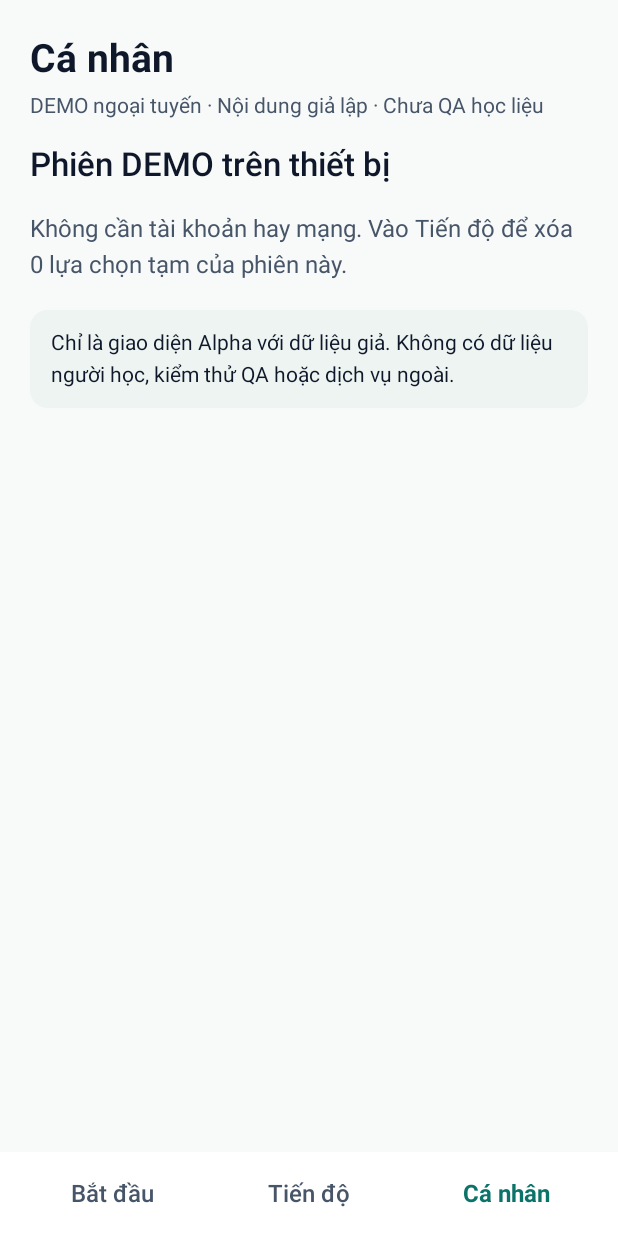
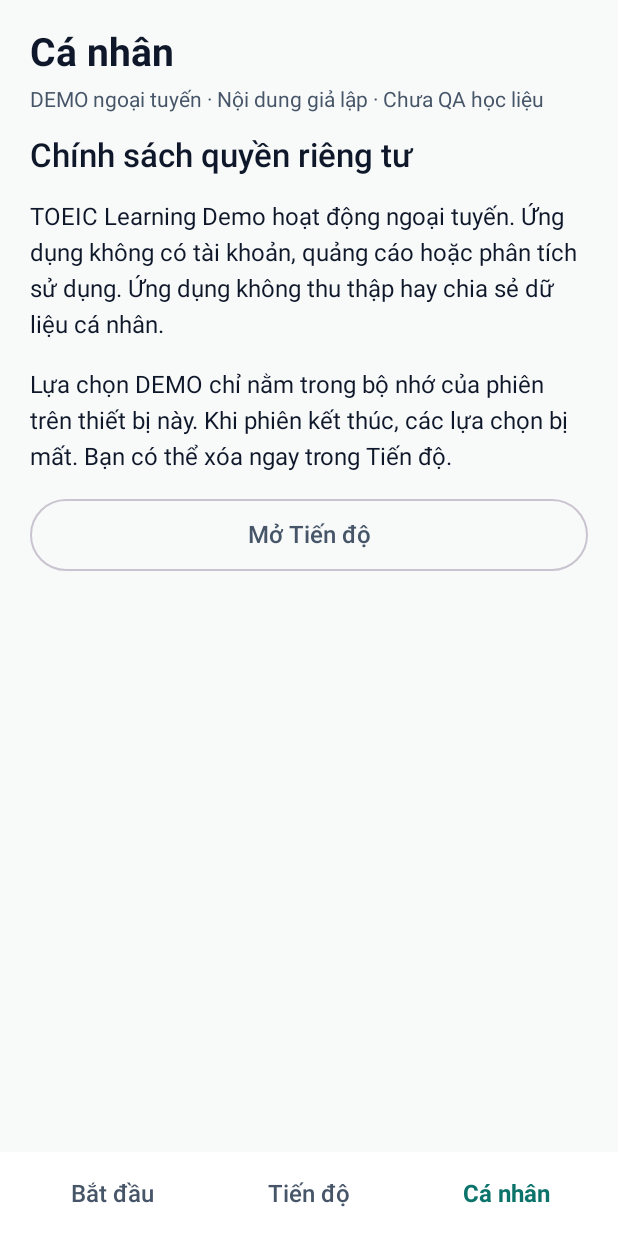
Before and after one commit to hieupham03/TOEIC-Learning-App, an Android app built with Jetpack Compose: the screen it shows after launch (MainActivity), after a tap on "Cá nhân", on a phone screen of 412 x 824 dp. Run offline under Robolectric (Android 15) with nearby library versions, the phone set to English and light mode, and no system bars; 2 other taps on this screen came first.

Commit message:
feat(fasttrack): prepare Android 16 Play preview bundle

```diff
--- a/android-app/app/build.gradle.kts
+++ b/android-app/app/build.gradle.kts
@@ -11,9 +11,9 @@ android {
     defaultConfig {
         applicationId = "vn.toeiclearning.alpha"
         minSdk = 26
-        targetSdk = 35
-        versionCode = 1
-        versionName = "0.1.0-alpha"
+        targetSdk = 36
+        versionCode = 2
+        versionName = "0.2.0-preview"
         testInstrumentationRunner = "androidx.test.runner.AndroidJUnitRunner"
     }
 
--- a/android-app/app/src/main/java/vn/toeiclearning/alpha/MainActivity.kt
+++ b/android-app/app/src/main/java/vn/toeiclearning/alpha/MainActivity.kt
@@ -1,14 +1,21 @@
 package vn.toeiclearning.alpha
 
+import android.graphics.Color
 import android.os.Bundle
 import androidx.activity.ComponentActivity
+import androidx.activity.SystemBarStyle
 import androidx.activity.compose.setContent
+import androidx.activity.enableEdgeToEdge
 import vn.toeiclearning.alpha.ui.AlphaApp
 import vn.toeiclearning.alpha.ui.AlphaTheme
 
 class MainActivity : ComponentActivity() {
     override fun onCreate(savedInstanceState: Bundle?) {
         super.onCreate(savedInstanceState)
+        enableEdgeToEdge(
+            statusBarStyle = SystemBarStyle.light(Color.TRANSPARENT, Color.TRANSPARENT),
+            navigationBarStyle = SystemBarStyle.light(Color.WHITE, Color.BLACK),
+        )
         setContent { AlphaTheme { AlphaApp() } }
     }
 }
--- a/android-app/app/src/main/java/vn/toeiclearning/alpha/ui/AlphaApp.kt
+++ b/android-app/app/src/main/java/vn/toeiclearning/alpha/ui/AlphaApp.kt
@@ -17,7 +17,11 @@ import androidx.compose.foundation.layout.heightIn
 import androidx.compose.foundation.layout.padding
 import androidx.compose.foundation.layout.width
 import androidx.compose.foundation.layout.widthIn
-import androidx.compose.foundation.layout.navigationBarsPadding
+import androidx.compose.foundation.layout.WindowInsets
+import androidx.compose.foundation.layout.WindowInsetsSides
+import androidx.compose.foundation.layout.only
+import androidx.compose.foundation.layout.safeDrawing
+import androidx.compose.foundation.layout.windowInsetsPadding
 import androidx.compose.foundation.lazy.LazyColumn
 import androidx.compose.foundation.lazy.LazyRow
 import androidx.compose.foundation.lazy.items
@@ -77,7 +81,6 @@ fun AlphaApp() {
     var readingAnswers by remember { mutableStateOf(PracticeState()) }
     var listeningAnswers by remember { mutableStateOf(emptyMap<String, String>()) }
     var confirmClear by remember { mutableStateOf(false) }
-    val totalSelected = readingAnswers.selectedById.size + listeningAnswers.size
 
     val activeTab = when (route) {
         AlphaRoute.PROGRESS -> AlphaTab.PROGRESS
@@ -96,10 +99,12 @@ fun AlphaApp() {
 
     Scaffold(
         containerColor = AlphaTokens.Background,
+        contentWindowInsets = WindowInsets.safeDrawing,
         bottomBar = {
             Surface(color = AlphaTokens.Surface, shadowElevation = 1.dp) {
                 Row(
-                    modifier = Modifier.fillMaxWidth().navigationBarsPadding()
+                    modifier = Modifier.fillMaxWidth()
+                        .windowInsetsPadding(WindowInsets.safeDrawing.only(WindowInsetsSides.Horizontal + WindowInsetsSides.Bottom))
                         .padding(horizontal = 12.dp, vertical = 4.dp),
                     horizontalArrangement = Arrangement.spacedBy(6.dp),
                 ) {
@@ -175,11 +180,7 @@ fun AlphaApp() {
                     onReading = { route = AlphaRoute.PARTS },
                     onClear = { confirmClear = true },
                 )
-                AlphaRoute.PROFILE -> PlaceholderScreen(
-                    title = "Cá nhân",
-                    subtitle = "Phiên DEMO trên thiết bị",
-                    details = "Không cần tài khoản hay mạng. Vào Tiến độ để xóa $totalSelected lựa chọn tạm của phiên này.",
-                )
+                AlphaRoute.PROFILE -> PreviewPrivacy { route = AlphaRoute.PROGRESS }
             }
         }
     }
@@ -287,6 +288,23 @@ private fun PreviewReview(
             enabled = listeningCount + readingCount > 0,
             modifier = Modifier.fillMaxWidth().heightIn(min = 48.dp),
         ) { Text("Xóa lựa chọn tạm") }
+    }
+}
+
+@Composable
+private fun PreviewPrivacy(onProgress: () -> Unit) {
+    Column(
+        modifier = Modifier.fillMaxSize().verticalScroll(rememberScrollState()).padding(contentPadding),
+        verticalArrangement = Arrangement.spacedBy(16.dp),
+    ) {
+        ScreenHeader("Cá nhân")
+        Text("Chính sách quyền riêng tư", style = MaterialTheme.typography.titleLarge)
+        Text("TOEIC Learning Demo hoạt động ngoại tuyến. Ứng dụng không có tài khoản, quảng cáo hoặc phân tích sử dụng. Ứng dụng không thu thập hay chia sẻ dữ liệu cá nhân.")
+        Text("Lựa chọn DEMO chỉ nằm trong bộ nhớ của phiên trên thiết bị này. Khi phiên kết thúc, các lựa chọn bị mất. Bạn có thể xóa ngay trong Tiến độ.")
+        OutlinedButton(
+            onClick = onProgress,
+            modifier = Modifier.fillMaxWidth().heightIn(min = 48.dp),
+        ) { Text("Mở Tiến độ") }
     }
 }
 
--- a/android-app/app/src/main/res/values/strings.xml
+++ b/android-app/app/src/main/res/values/strings.xml
@@ -1,4 +1,4 @@
 <?xml version="1.0" encoding="utf-8"?>
 <resources>
-    <string name="app_name">TOEIC Learning · Alpha</string>
+    <string name="app_name">TOEIC Learning Demo</string>
 </resources>
```
Also changed, not shown: android-app/app/src/main/AndroidManifest.xml (+5 -4 lines), android-app/app/src/main/res/drawable/ic_launcher_preview.xml (added, +16 -0 lines), android-app/app/src/main/res/xml/data_extraction_rules.xml (added, +25 -0 lines).
